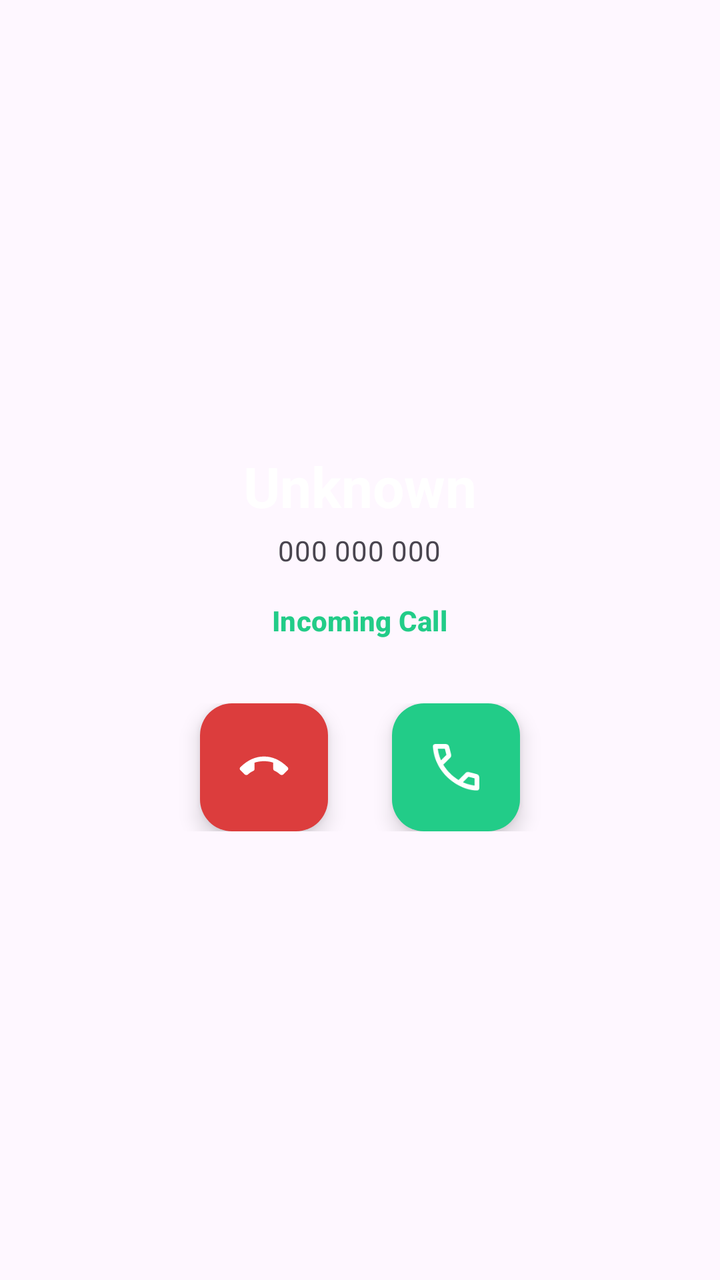
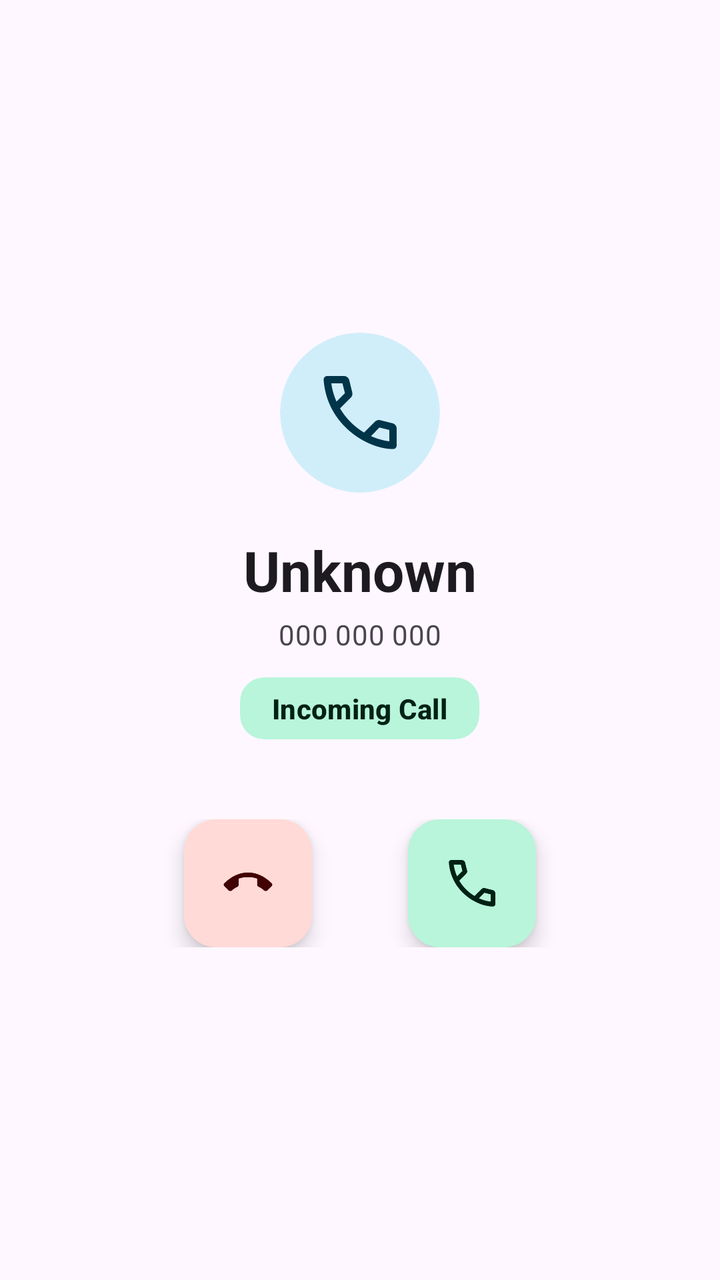

Two renders of the same Android screen: before a commit and after it. Below are the layout's source before the change and the commit's diff.
<!-- AndroidManifest.xml: activity theme Theme.Smartwatch -->
<!-- res/layout/activity_call.xml -->
<?xml version="1.0" encoding="utf-8"?>
<LinearLayout xmlns:android="http://schemas.android.com/apk/res/android"
    android:id="@+id/rootLayout"
    android:layout_width="match_parent"
    android:layout_height="match_parent"
    android:orientation="vertical"
    android:gravity="center"
    android:background="?android:attr/colorBackground"
    android:padding="16dp">

    <TextView
        android:id="@+id/tv_caller_name"
        android:layout_width="wrap_content"
        android:layout_height="wrap_content"
        android:text="@string/call_unknown"
        android:textColor="@android:color/white"
        android:textAppearance="?attr/textAppearanceHeadlineMedium"
        android:textStyle="bold"
        android:gravity="center"
        android:maxLines="2"
        android:ellipsize="end" />

    <TextView
        android:id="@+id/tv_caller_number"
        android:layout_width="wrap_content"
        android:layout_height="wrap_content"
        android:text="000 000 000"
        android:textColor="?android:attr/textColorSecondary"
        android:textAppearance="?attr/textAppearanceBodyMedium"
        android:layout_marginTop="4dp"
        android:gravity="center" />

    <TextView
        android:id="@+id/tv_call_status"
        android:layout_width="wrap_content"
        android:layout_height="wrap_content"
        android:text="@string/call_incoming"
        android:textColor="?attr/colorTertiary"
        android:textAppearance="?attr/textAppearanceLabelLarge"
        android:layout_marginTop="16dp"
        android:textStyle="bold" />

    <LinearLayout
        android:layout_width="match_parent"
        android:layout_height="wrap_content"
        android:orientation="horizontal"
        android:gravity="center"
        android:layout_marginTop="32dp"
        xmlns:app="http://schemas.android.com/apk/res-auto">

        <com.google.android.material.floatingactionbutton.FloatingActionButton
            android:id="@+id/btn_reject"
            android:layout_width="wrap_content"
            android:layout_height="wrap_content"
            app:backgroundTint="@color/call_reject"
            app:srcCompat="@drawable/ic_call_end"
            app:fabCustomSize="64dp"
            app:maxImageSize="28dp"
            app:tint="@android:color/white"
            app:borderWidth="0dp"
            app:shapeAppearanceOverlay="@style/ShapeAppearance.App.Circle"
            android:contentDescription="@string/call_reject" />

        <Space
            android:layout_width="32dp"
            android:layout_height="wrap_content" />

        <com.google.android.material.floatingactionbutton.FloatingActionButton
            android:id="@+id/btn_answer"
            android:layout_width="wrap_content"
            android:layout_height="wrap_content"
            app:backgroundTint="@color/call_answer"
            app:srcCompat="@drawable/ic_call_answer"
            app:fabCustomSize="64dp"
            app:maxImageSize="28dp"
            app:tint="@android:color/white"
            app:borderWidth="0dp"
            app:shapeAppearanceOverlay="@style/ShapeAppearance.App.Circle"
            android:contentDescription="@string/call_answer" />

    </LinearLayout>

</LinearLayout>
<!-- resources referenced by this layout -->
<resources>
  <color name="call_answer">#22CC88</color>
  <color name="call_reject">#DC3D3D</color>
  <!-- drawable ic_call_answer (drawable) -->
  <vector xmlns:android="http://schemas.android.com/apk/res/android"
      android:width="24dp"
      android:height="24dp"
      android:viewportWidth="24"
      android:viewportHeight="24">
      <path
          android:fillColor="#000000"
          android:pathData="M20,15.5c-1.25,0 -2.45,-0.2 -3.57,-0.57c-0.11,-0.03 -0.21,-0.05 -0.31,-0.05c-0.26,0 -0.51,0.1 -0.71,0.29l-2.2,2.2C10.38,15.93 8.07,13.62 6.63,10.79l2.2,-2.2C9.12,8.3 9.2,7.9 9.09,7.57C8.72,6.45 8.52,5.25 8.52,4c0,-0.55 -0.45,-1 -1,-1H4.19c-0.55,0 -1,0.45 -1,1c0,9.39 7.61,17 17,17c0.55,0 1,-0.45 1,-1v-3.5c0,-0.55 -0.45,-1 -1,-1z" />
  </vector>
  <!-- drawable ic_call_end (drawable) -->
  <vector xmlns:android="http://schemas.android.com/apk/res/android"
      android:width="24dp"
      android:height="24dp"
      android:viewportWidth="24"
      android:viewportHeight="24">
      
      <group
          android:pivotX="12"
          android:pivotY="12"
          android:scaleX="0.88"
          android:scaleY="0.88">
          <path
              android:fillColor="#000000"
              android:pathData="M12,9c-1.6,0 -3.15,0.25 -4.6,0.72v3.1c0,0.39 -0.23,0.74 -0.58,0.9 -0.96,0.43 -1.84,1.02 -2.61,1.72C4.03,15.62 3.7,15.75 3.38,15.75c-0.34,0 -0.66,-0.13 -0.91,-0.38l-1.99,-1.99C0.3,13.2 0.18,12.94 0.18,12.66c0,-0.28 0.11,-0.54 0.3,-0.72C3.98,8.48 7.8,6.72 12,6.72s8.02,1.76 11.52,5.22c0.19,0.18 0.3,0.44 0.3,0.72c0,0.28 -0.11,0.54 -0.3,0.72l-1.99,1.99c-0.25,0.25 -0.57,0.38 -0.91,0.38c-0.32,0 -0.65,-0.13 -0.93,-0.38 -0.77,-0.7 -1.65,-1.29 -2.61,-1.72 -0.35,-0.16 -0.58,-0.51 -0.58,-0.9V9.72C15.15,9.25 13.6,9 12,9z" />
      </group>
  </vector>
  <string name="call_answer">Answer</string>
  <string name="call_incoming">Incoming Call</string>
  <string name="call_reject">Reject</string>
  <string name="call_unknown">Unknown</string>
  <style name="Shape.Small" parent="ShapeAppearance.Material3.SmallComponent">
          <item name="cornerSize">10dp</item>
      </style>
  <style name="Shape.Medium" parent="ShapeAppearance.Material3.MediumComponent">
          <item name="cornerSize">16dp</item>
      </style>
  <style name="Shape.Large" parent="ShapeAppearance.Material3.LargeComponent">
          <item name="cornerSize">24dp</item>
      </style>
  <!-- unchanged entries left out for length: 1 -->
</resources>

<!-- the commit's change to res/layout/activity_call.xml (unified diff, before → after) -->
@@ -1,82 +1,111 @@
 <?xml version="1.0" encoding="utf-8"?>
 <LinearLayout xmlns:android="http://schemas.android.com/apk/res/android"
+    xmlns:app="http://schemas.android.com/apk/res-auto"
     android:id="@+id/rootLayout"
     android:layout_width="match_parent"
     android:layout_height="match_parent"
     android:orientation="vertical"
     android:gravity="center"
     android:background="?android:attr/colorBackground"
-    android:padding="16dp">
+    android:padding="24dp">
 
+    
+    <com.google.android.material.card.MaterialCardView
+        android:layout_width="80dp"
+        android:layout_height="80dp"
+        app:cardCornerRadius="40dp"
+        app:cardBackgroundColor="?attr/colorPrimaryContainer"
+        app:strokeWidth="0dp"
+        android:layout_marginBottom="20dp">
+        <ImageView
+            android:layout_width="44dp"
+            android:layout_height="44dp"
+            android:layout_gravity="center"
+            android:src="@drawable/ic_call_answer"
+            app:tint="?attr/colorOnPrimaryContainer"/>
+    </com.google.android.material.card.MaterialCardView>
+
+    
     <TextView
         android:id="@+id/tv_caller_name"
-        android:layout_width="wrap_content"
+        android:layout_width="match_parent"
         android:layout_height="wrap_content"
         android:text="@string/call_unknown"
-        android:textColor="@android:color/white"
-        android:textAppearance="?attr/textAppearanceHeadlineMedium"
+        android:textColor="?android:attr/textColorPrimary"
+        android:textAppearance="@style/TextAppearance.Material3.HeadlineMedium"
         android:textStyle="bold"
         android:gravity="center"
         android:maxLines="2"
-        android:ellipsize="end" />
+        android:ellipsize="end"/>
 
+    
     <TextView
         android:id="@+id/tv_caller_number"
-        android:layout_width="wrap_content"
+        android:layout_width="match_parent"
         android:layout_height="wrap_content"
         android:text="000 000 000"
         android:textColor="?android:attr/textColorSecondary"
-        android:textAppearance="?attr/textAppearanceBodyMedium"
+        android:textAppearance="@style/TextAppearance.Material3.BodyMedium"
         android:layout_marginTop="4dp"
-        android:gravity="center" />
+        android:gravity="center"/>
 
-    <TextView
-        android:id="@+id/tv_call_status"
+    
+    <com.google.android.material.card.MaterialCardView
         android:layout_width="wrap_content"
         android:layout_height="wrap_content"
-        android:text="@string/call_incoming"
-        android:textColor="?attr/colorTertiary"
-        android:textAppearance="?attr/textAppearanceLabelLarge"
-        android:layout_marginTop="16dp"
-        android:textStyle="bold" />
+        app:cardCornerRadius="12dp"
+        app:cardBackgroundColor="?attr/colorTertiaryContainer"
+        app:strokeWidth="0dp"
+        android:layout_marginTop="12dp"
+        android:layout_marginBottom="40dp">
+        <TextView
+            android:id="@+id/tv_call_status"
+            android:layout_width="wrap_content"
+            android:layout_height="wrap_content"
+            android:text="@string/call_incoming"
+            android:textColor="?attr/colorOnTertiaryContainer"
+            android:textAppearance="@style/TextAppearance.Material3.LabelLarge"
+            android:textStyle="bold"
+            android:paddingHorizontal="16dp"
+            android:paddingVertical="6dp"/>
+    </com.google.android.material.card.MaterialCardView>
 
+    
     <LinearLayout
         android:layout_width="match_parent"
         android:layout_height="wrap_content"
         android:orientation="horizontal"
-        android:gravity="center"
-        android:layout_marginTop="32dp"
-        xmlns:app="http://schemas.android.com/apk/res-auto">
+        android:gravity="center">
 
+        
         <com.google.android.material.floatingactionbutton.FloatingActionButton
             android:id="@+id/btn_reject"
             android:layout_width="wrap_content"
             android:layout_height="wrap_content"
-            app:backgroundTint="@color/call_reject"
+            app:backgroundTint="?attr/colorErrorContainer"
             app:srcCompat="@drawable/ic_call_end"
             app:fabCustomSize="64dp"
             app:maxImageSize="28dp"
-            app:tint="@android:color/white"
+            app:tint="?attr/colorOnErrorContainer"
             app:borderWidth="0dp"
             app:shapeAppearanceOverlay="@style/ShapeAppearance.App.Circle"
-            android:contentDescription="@string/call_reject" />
+            android:contentDescription="@string/call_reject"/>
 
-        <Space
-            android:layout_width="32dp"
-            android:layout_height="wrap_content" />
+        <Space android:layout_width="48dp" android:layout_height="wrap_content"/>
 
+        
         <com.google.android.material.floatingactionbutton.FloatingActionButton
             android:id="@+id/btn_answer"
             android:layout_width="wrap_content"
             android:layout_height="wrap_content"
-            app:backgroundTint="@color/call_answer"
+            app:backgroundTint="?attr/colorTertiaryContainer"
             app:srcCompat="@drawable/ic_call_answer"
             app:fabCustomSize="64dp"
             app:maxImageSize="28dp"
-            app:tint="@android:color/white"
+            app:tint="?attr/colorOnTertiaryContainer"
             app:borderWidth="0dp"
             app:shapeAppearanceOverlay="@style/ShapeAppearance.App.Circle"
-            android:contentDescription="@string/call_answer" />
+            android:contentDescription="@string/call_answer"/>
 
     </LinearLayout>
 
<!-- resource entries referenced after the edit -->
@@ -1,7 +1,5 @@
 <!-- resources referenced by this layout -->
 <resources>
-  <color name="call_answer">#22CC88</color>
-  <color name="call_reject">#DC3D3D</color>
   <!-- drawable ic_call_answer (drawable) -->
   <vector xmlns:android="http://schemas.android.com/apk/res/android"
       android:width="24dp"
